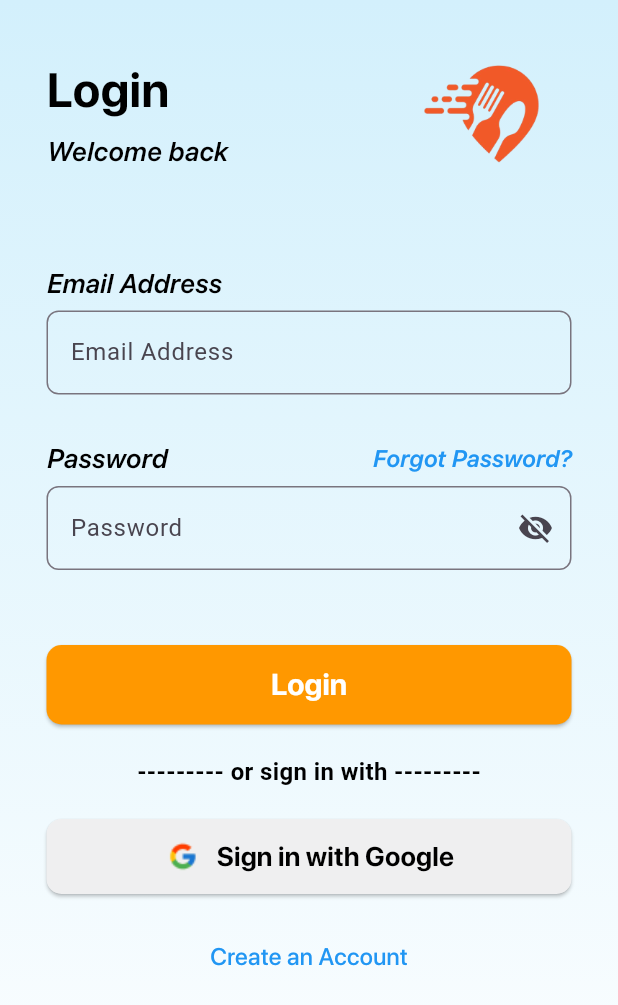
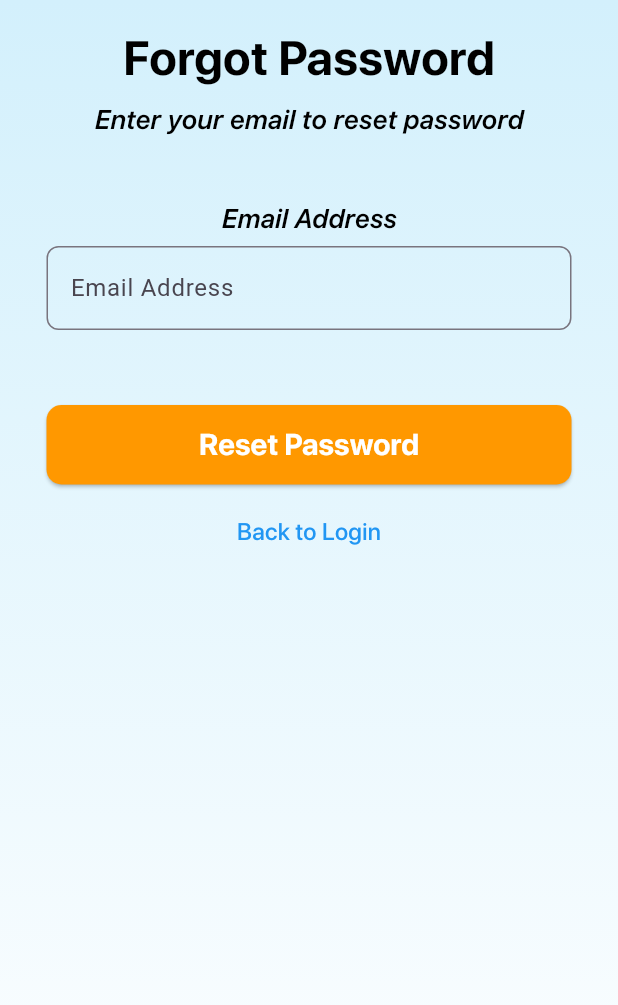
Before and after one commit to Richardrflsn/Bizlink, a Flutter app: the LoginView screen opened directly, after a tap on "Forgot Password?", on a phone screen of 412 x 824 dp. Shown: the top 1005 px of the screen. Run offline on Flutter 3.47's test engine with Material 3 defaults, Android fonts, the light colour scheme and no system bars; our stand-ins replace firebase_auth, firebase_core, get, hexcolor; accounts and stored records are empty; network calls fail.

Commit message:
Fix routing and navigation flow & Add Forgot Password functionality.

```diff
--- a/lib/providers/auth.provider.dart
+++ b/lib/providers/auth.provider.dart
@@ -1,5 +1,8 @@
 
+import 'package:bizlink/view/intro.view.dart';
 import 'package:firebase_auth/firebase_auth.dart';
+import 'package:flutter/cupertino.dart';
+import 'package:flutter/material.dart';
 
 class AuthService {
   // instance of auth
@@ -26,7 +29,16 @@ class AuthService {
   }
 
   // Sign out
-  Future<void> signOut() async{
+  Future<void> signOut(BuildContext context) async{
     return await auth.signOut();
   }
+
+  // Forgot password
+  Future<void> sendPasswordResetLink(String email) async {
+    try{
+      await auth.sendPasswordResetEmail(email: email);
+    } catch (e){
+      print(e.toString());
+    }
+  }
 }
--- /dev/null
+++ b/lib/providers/forgot.password.dart
@@ -0,0 +1,161 @@
+import 'package:bizlink/providers/auth.provider.dart';
+import 'package:flutter/material.dart';
+import 'package:bizlink/view/widgets/text.form.global.dart';
+import 'package:bizlink/utils/global.colors.dart';
+import 'package:flutter/services.dart';
+
+class ForgotPassword extends StatefulWidget {
+  const ForgotPassword({super.key});
+
+  @override
+  _ForgotPasswordViewState createState() => _ForgotPasswordViewState();
+}
+
+class _ForgotPasswordViewState extends State<ForgotPassword> {
+  final auth = AuthService();
+  final TextEditingController _emailController = TextEditingController();
+
+  // Method to show Snackbar
+  void showSnackBar(String message) {
+    ScaffoldMessenger.of(context).showSnackBar(
+      SnackBar(content: Text(message)),
+    );
+  }
+
+  @override
+  Widget build(BuildContext context) {
+    return Scaffold(
+      body: AnnotatedRegion<SystemUiOverlayStyle>(
+        value: SystemUiOverlayStyle.dark,
+        child: Container(
+          width: double.infinity,
+          height: double.infinity,
+          decoration: BoxDecoration(
+            gradient: LinearGradient(
+              colors: [GlobalColors.secondaryColor, GlobalColors.neutralColor],
+              begin: Alignment.topCenter,
+              end: Alignment.bottomCenter,
+            ),
+          ),
+          child: SafeArea(
+            child: Padding(
+              padding: const EdgeInsets.symmetric(horizontal: 15.0),
+              child: SingleChildScrollView(
+                child: Container(
+                  width: double.infinity,
+                  padding: const EdgeInsets.all(16.0),
+                  child: Column(
+                    mainAxisAlignment: MainAxisAlignment.center,
+                    crossAxisAlignment: CrossAxisAlignment.center,
+                    children: [
+                      // Header
+                      const Text(
+                        'Forgot Password',
+                        style: TextStyle(
+                          color: Colors.black,
+                          fontSize: 32,
+                          fontFamily: 'SFProDisplay',
+                          fontWeight: FontWeight.bold,
+                        ),
+                      ),
+                      const SizedBox(height: 5),
+                      const Text(
+                        'Enter your email to reset password',
+                        textAlign: TextAlign.center,
+                        style: TextStyle(
+                          color: Colors.black,
+                          fontSize: 18,
+                          fontFamily: 'SFProDisplay',
+                          fontWeight: FontWeight.w600,
+                        ),
+                      ),
+                      const SizedBox(height: 40),
+
+                      // Email Field
+                      const Text(
+                        'Email Address',
+                        style: TextStyle(
+                          color: Colors.black,
+                          fontSize: 18,
+                          fontFamily: 'SFProDisplay',
+                          fontWeight: FontWeight.w600,
+                        ),
+                      ),
+                      const SizedBox(height: 5),
+                      // Email Input Field
+                      TextFormGlobal(
+                        controller: _emailController,
+                        labelText: 'Email Address',
+                        hintText: 'hello@example.com',
+                        keyboardType: TextInputType.emailAddress,
+                        togglePasswordVisibility: () {}, // Not needed here
+                      ),
+                      const SizedBox(height: 50),
+
+                      // Reset Button
+                      SizedBox(
+                        width: double.infinity,
+                        child: ElevatedButton(
+                          onPressed: () async {
+                            try {
+                              // Sending the reset password link
+                              await auth.sendPasswordResetLink(_emailController.text);
+
+                              // Show success message
+                              showSnackBar("An email for password reset has been sent. Please check your inbox.");
+
+                              // Navigate back to the login page
+                              Future.delayed(const Duration(seconds: 2), () {
+                                Navigator.pop(context);
+                              });
+                            } catch (e) {
+                              // Show error message if the operation fails
+                              showSnackBar("Failed to send reset email: $e");
+                            }
+                          },
+                          style: ElevatedButton.styleFrom(
+                            padding: const EdgeInsets.symmetric(vertical: 12),
+                            backgroundColor: GlobalColors.primaryColor,
+                            shape: RoundedRectangleBorder(
+                              borderRadius: BorderRadius.circular(10),
+                            ),
+                          ),
+                          child: Text(
+                            'Reset Password',
+                            style: TextStyle(
+                              fontSize: 20,
+                              color: GlobalColors.neutralColor,
+                              fontFamily: 'SFProDisplay',
+                              fontWeight: FontWeight.bold,
+                            ),
+                          ),
+                        ),
+                      ),
+                      const SizedBox(height: 20),
+
+                      // Back to Login link
+                      GestureDetector(
+                        onTap: () {
+                          Navigator.pop(context); // Navigate back to the login page
+                        },
+                        child: const Text(
+                          'Back to Login',
+                          style: TextStyle(
+                            fontSize: 16,
+                            fontFamily: 'SFProDisplay',
+                            fontWeight: FontWeight.w500,
+                            color: Colors.blue,
+                          ),
+                        ),
+                      ),
+                    ],
+                  ),
+                ),
+              ),
+            ),
+          ),
+        ),
+      ),
+    );
+  }
+}
--- a/lib/view/login.view.dart
+++ b/lib/view/login.view.dart
@@ -1,4 +1,5 @@
 import 'package:bizlink/providers/auth.provider.dart';
+import 'package:bizlink/providers/forgot.password.dart';
 import 'package:bizlink/utils/global.colors.dart';
 import 'package:bizlink/view/home.view.dart';
 import 'package:bizlink/view/signup.view.dart';
@@ -31,10 +32,19 @@ class _LoginViewState extends State<LoginView> {
     // Try Login
     try{
       await authService.signInWithEmailPassword(_emailController.text, _passwordController.text);
-      // After successful login, navigate to the home page
+      // After successful login, navigate to the home page with fade-in transition
       Navigator.pushReplacement(
         context,
-        MaterialPageRoute(builder: (context) => HomeView()),
+        PageRouteBuilder(
+          pageBuilder: (context, animation, secondaryAnimation) => HomeView(),
+          transitionsBuilder: (context, animation, secondaryAnimation, child) {
+            // Define the fade-in animation
+            var fadeAnimation = Tween(begin: 0.0, end: 1.0).animate(animation);
+
+            // Apply FadeTransition to the child widget
+            return FadeTransition(opacity: fadeAnimation, child: child);
+          },
+        ),
       );
     } catch(e) {
       showDialog(context: context, builder: ((context) => AlertDialog(
@@ -148,8 +158,7 @@ class _LoginViewState extends State<LoginView> {
                           ),
                           GestureDetector(
                             onTap: () {
-                              // Handle the "Forgot Password?" action here
-                              print("Forgot Password clicked");
+                              Navigator.push(context, MaterialPageRoute(builder: (context) => ForgotPassword(),));
                             },
                             child: const Text(
                               'Forgot Password?',
```
Also changed, not shown: lib/view/home.view.dart (+20 -3 lines), lib/view/signup.view.dart (+15 -0 lines).
